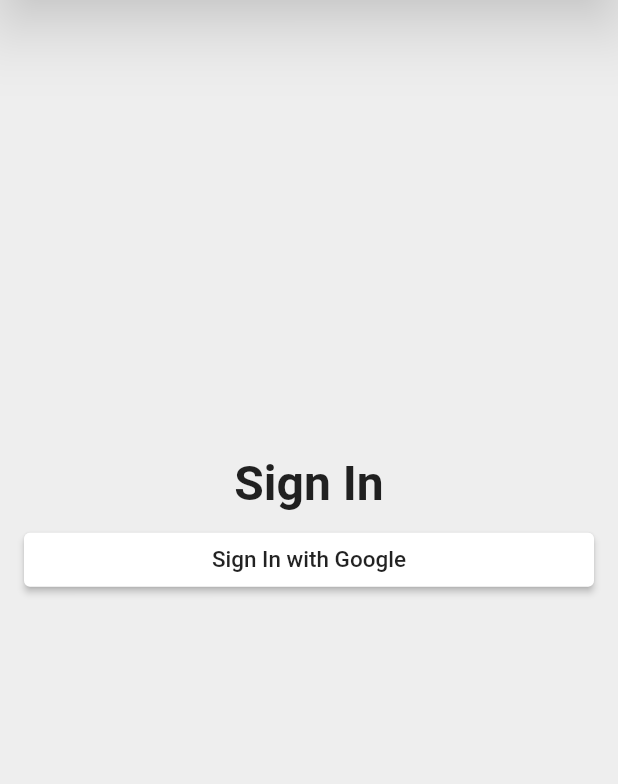
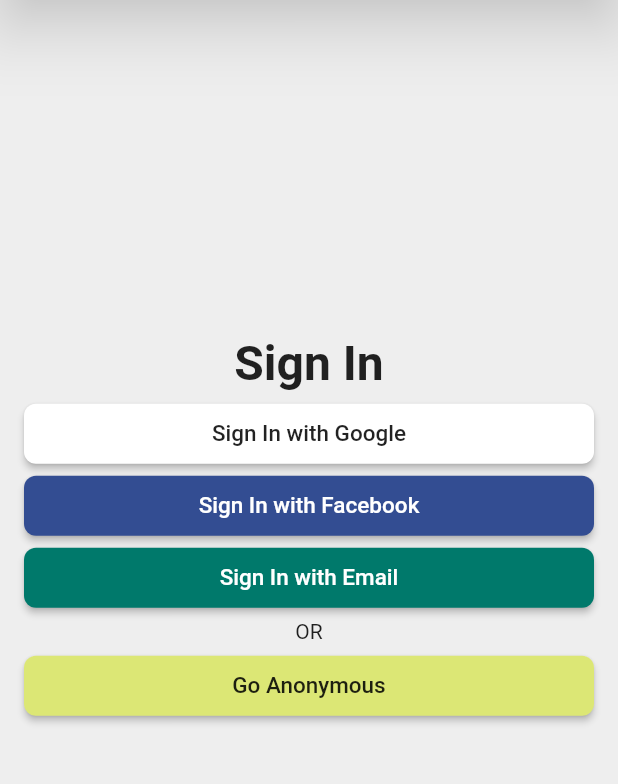
Before and after one commit to huzaifa215/TO-DO-LIST, a Flutter app: the screen it shows after launch, on a phone screen of 412 x 824 dp, the part 149-933 px from its top. Run offline on Flutter 3.47's test engine with Material 2 defaults, Android fonts, the phone set to English and light mode, and no system bars.

Commit message:
Sign in screen UI

```diff
--- a/to_do_list/lib/App_Sign_in/sign_in_page.dart
+++ b/to_do_list/lib/App_Sign_in/sign_in_page.dart
@@ -39,17 +39,44 @@ Widget BuiltCntext() {
           text: "Sign In with Google",
           textColor: Colors.black87,
           color: Colors.white,
-          onpressed: (){},
+          onpressed: () {},
         ),
-        // CustomRaisedButton(
-        //   child: Text(
-        //     "Sign In with Facebook",
-        //     style: TextStyle(color: Colors.black87, fontSize: 15.0),
-        //   ),
-        //   color: Colors.blue,
-        //   radius: 4.0,
-        //   OnPressed: () {},
-        // )
+        SizedBox(
+          height: 8.0,
+        ),
+        SignInButton(
+          text: "Sign In with Facebook",
+          textColor: Colors.white,
+          color: Color(0xFF334D92), // constructor passing value
+          onpressed: () {},
+        ),
+        SizedBox(
+          height: 8.0,
+        ),
+        SignInButton(
+          text: "Sign In with Email",
+          textColor: Colors.white,
+          color: Colors.teal[700], // constructor passing value
+          onpressed: () {},
+        ),
+        SizedBox(
+          height: 8.0,
+        ),
+        Text(
+          "OR",
+          textAlign: TextAlign.center,
+          style: TextStyle(fontSize: 14.0, color: Colors.black87),
+        ),
+        SizedBox(
+          height: 8.0,
+        ),
+        SignInButton(
+          text: "Go Anonymous",
+          textColor: Colors.black87,
+          color: Colors.lime[300], // constructor passing value
+          onpressed: () {},
+        ),
+
       ],
     ),
   );
--- a/to_do_list/lib/Common_widgets/custom_raised_button.dart
+++ b/to_do_list/lib/Common_widgets/custom_raised_button.dart
@@ -1,22 +1,27 @@
 import 'package:flutter/material.dart';
 
 class CustomRaisedButton extends StatelessWidget {
-  CustomRaisedButton({this.child, this.color, this.radius:4.0, this.OnPressed});
+  CustomRaisedButton({this.child, this.color, this.height=40.0,this.radius:8.0, this.OnPressed});
 
   final Widget child;
   final Color color;
   final double radius;
+  final double height;
   final VoidCallback OnPressed; // void call back on when we pressed button
 
   @override
   Widget build(BuildContext context) {
-    return RaisedButton(
-      child: child,
-      color:color,
-      shape: RoundedRectangleBorder(
-        borderRadius: BorderRadius.all(Radius.circular(radius)),
+    return SizedBox(
+      height: height,
+      child: RaisedButton(
+        child: child,
+        color:color,
+        shape: RoundedRectangleBorder(
+          borderRadius: BorderRadius.all(Radius.circular(radius)),
+        ),
+        onPressed: OnPressed,
       ),
-      onPressed: OnPressed,
+
     );
   }
 }
```
